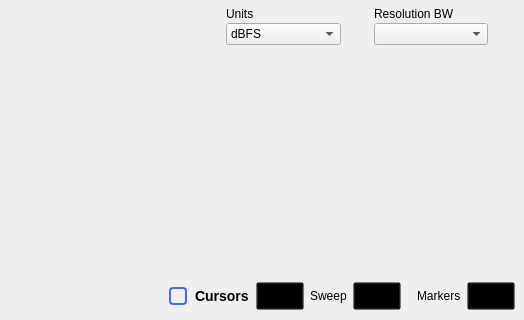
Before: the Qt Designer form ui/spectrum_analyzer.ui in analogdevicesinc/scopy, drawn with Qt 5; both pictures show x 465 to 989 and y 341 to 661 of the 989 by 661 pixel window.
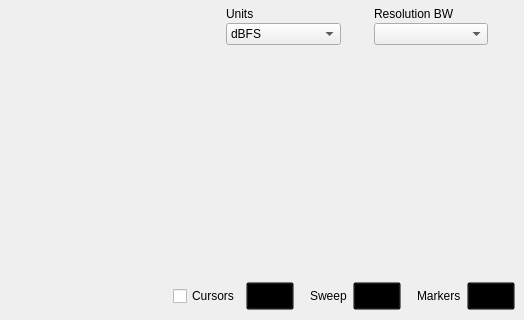
After: the same form once the commit is applied. The open tabs and pages were chosen to show the change. Icons and pictures are not drawn. Custom widgets are drawn as their Qt base class.

The edit to the form file:
```diff
--- a/ui/spectrum_analyzer.ui
+++ b/ui/spectrum_analyzer.ui
@@ -2277,23 +2277,7 @@
            </size>
           </property>
           <property name="styleSheet">
-           <string notr="true">QCheckBox {
-  spacing: 8px;
-  background-color: transparent;
-  font-size: 14px;
-  font-weight: bold;
-}
-
-QCheckBox::indicator {
-  width: 14px;
-  height: 14px;
-  border: 2px solid rgb(74,100,255);
-  border-radius: 4px;
-}
-QCheckBox::indicator:unchecked { background-color: transparent; }
-QCheckBox::indicator:checked { background-color: rgb(74,100,255); }
-
-QPushButton {
+           <string notr="true">QPushButton {
   width: 40px;
   height: 20px;
   background-color: transparent;
@@ -2324,6 +2308,22 @@
              </property>
             </widget>
            </item>
+           <item>
+            <spacer name="horizontalSpacer_15">
+             <property name="orientation">
+              <enum>Qt::Horizontal</enum>
+             </property>
+             <property name="sizeType">
+              <enum>QSizePolicy::Fixed</enum>
+             </property>
+             <property name="sizeHint" stdset="0">
+              <size>
+               <width>10</width>
+               <height>10</height>
+              </size>
+             </property>
+            </spacer>
+           </item>
            <item>
             <widget class="QLabel" name="label_2">
              <property name="text">
@@ -2391,45 +2391,45 @@
   </layout>
  </widget>
  <customwidgets>
-  <customwidget>
-   <class>adiscope::CustomSwitch</class>
-   <extends>QPushButton</extends>
-   <header>customSwitch.hpp</header>
-  </customwidget>
   <customwidget>
    <class>adiscope::DetachDragZone</class>
    <extends>QWidget</extends>
    <header>detachdragzone.h</header>
    <container>1</container>
   </customwidget>
-  <customwidget>
-   <class>adiscope::InstrumentNotes</class>
-   <extends>QWidget</extends>
-   <header>instrumentnotes.h</header>
-   <container>1</container>
-  </customwidget>
-  <customwidget>
-   <class>adiscope::LinkedButton</class>
-   <extends>QPushButton</extends>
-   <header>linked_button.hpp</header>
-  </customwidget>
   <customwidget>
    <class>adiscope::MenuAnim</class>
    <extends>QWidget</extends>
    <header>menu_anim.hpp</header>
    <container>1</container>
   </customwidget>
-  <customwidget>
-   <class>adiscope::RunSingleWidget</class>
-   <extends>QWidget</extends>
-   <header>runsinglewidget.h</header>
-   <container>1</container>
-  </customwidget>
   <customwidget>
    <class>adiscope::CustomPushButton</class>
    <extends>QPushButton</extends>
    <header>customPushButton.hpp</header>
   </customwidget>
+  <customwidget>
+   <class>adiscope::InstrumentNotes</class>
+   <extends>QWidget</extends>
+   <header>instrumentnotes.h</header>
+   <container>1</container>
+  </customwidget>
+  <customwidget>
+   <class>adiscope::RunSingleWidget</class>
+   <extends>QWidget</extends>
+   <header>runsinglewidget.h</header>
+   <container>1</container>
+  </customwidget>
+  <customwidget>
+   <class>adiscope::CustomSwitch</class>
+   <extends>QPushButton</extends>
+   <header>customSwitch.hpp</header>
+  </customwidget>
+  <customwidget>
+   <class>adiscope::LinkedButton</class>
+   <extends>QPushButton</extends>
+   <header>linked_button.hpp</header>
+  </customwidget>
   <customwidget>
    <class>adiscope::MarkerTable</class>
    <extends>QWidget</extends>
```
Left out of the diff: 4 changed lines with no effect on the pictures.
